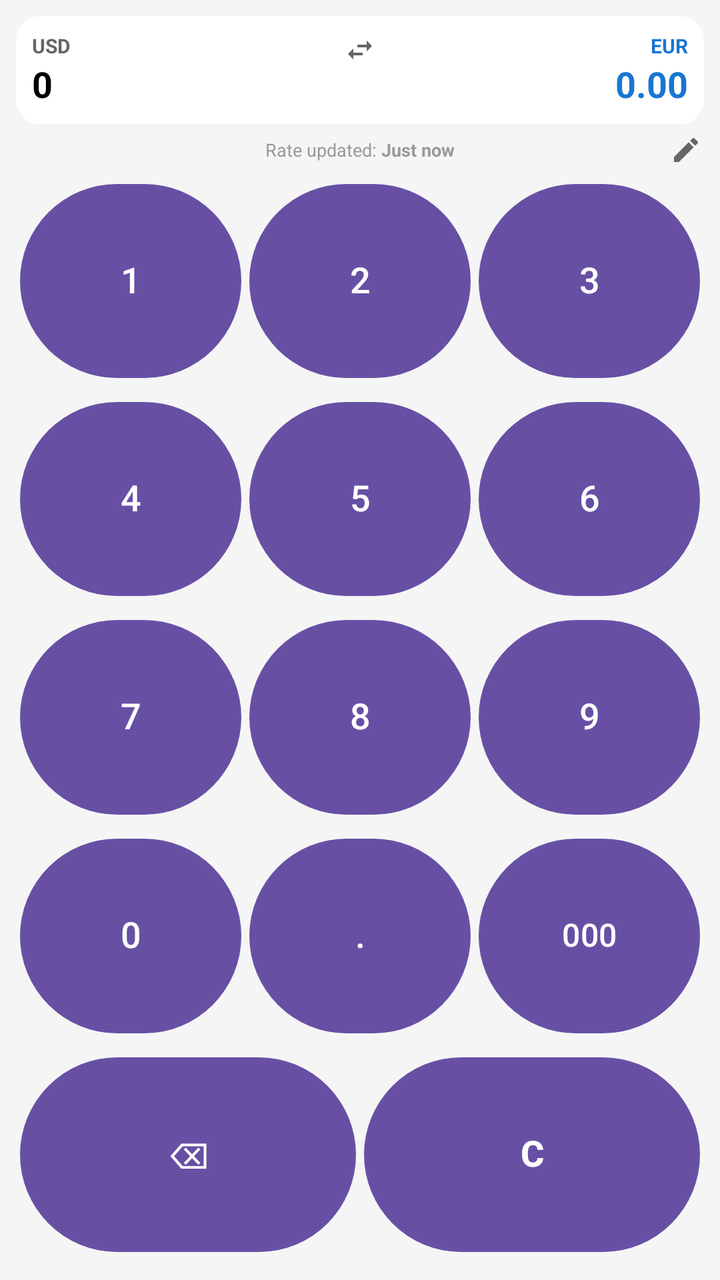
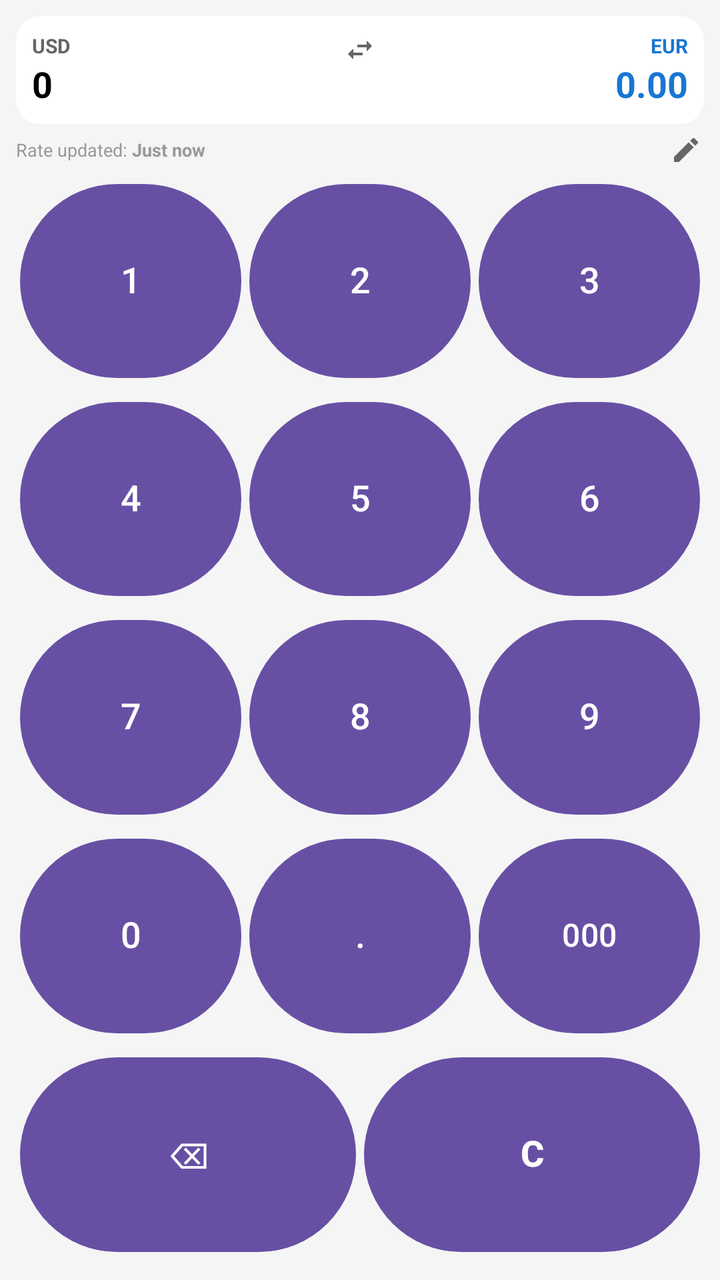

The first picture is an Android layout as it rendered before a commit; the second is the same layout after the commit. The layout source and the unified diff follow.
<!-- AndroidManifest.xml: application theme Theme.CurrencyConverterWidget -->
<!-- res/layout/widget_layout.xml -->
<?xml version="1.0" encoding="utf-8"?>
<LinearLayout xmlns:android="http://schemas.android.com/apk/res/android"
    android:id="@+id/widgetRoot"
    android:layout_width="match_parent"
    android:layout_height="match_parent"
    android:background="#F5F5F5"
    android:orientation="vertical"
    android:padding="8dp">

    
    <LinearLayout
        android:id="@+id/displayContainer"
        android:layout_width="match_parent"
        android:layout_height="wrap_content"
        android:orientation="horizontal"
        android:background="@drawable/display_background"
        android:padding="8dp"
        android:layout_marginBottom="4dp">

        
        <LinearLayout
            android:layout_width="0dp"
            android:layout_height="wrap_content"
            android:layout_weight="1"
            android:orientation="vertical">

            <TextView
                android:id="@+id/sourceCurrencyLabel"
                android:layout_width="wrap_content"
                android:layout_height="wrap_content"
                android:text="USD"
                android:textSize="10sp"
                android:textStyle="bold"
                android:textColor="#666666" />

            <TextView
                android:id="@+id/inputDisplay"
                android:layout_width="match_parent"
                android:layout_height="wrap_content"
                android:text="0"
                android:textSize="18sp"
                android:textStyle="bold"
                android:textColor="#000000" />
        </LinearLayout>

        
        <ImageButton
            android:id="@+id/btnSwap"
            android:layout_width="18dp"
            android:layout_height="18dp"
            android:layout_gravity="top"
            android:layout_marginHorizontal="2dp"
            android:layout_marginTop="0dp"
            android:src="@drawable/ic_swap"
            android:background="?android:attr/selectableItemBackgroundBorderless"
            android:scaleType="fitCenter"
            android:padding="1dp"
            android:contentDescription="Swap currencies" />

        
        <LinearLayout
            android:layout_width="0dp"
            android:layout_height="wrap_content"
            android:layout_weight="1"
            android:orientation="vertical">

            <TextView
                android:id="@+id/targetCurrencyLabel"
                android:layout_width="match_parent"
                android:layout_height="wrap_content"
                android:text="EUR"
                android:textSize="10sp"
                android:textStyle="bold"
                android:textColor="#1976D2"
                android:gravity="end" />

            <TextView
                android:id="@+id/outputDisplay"
                android:layout_width="match_parent"
                android:layout_height="wrap_content"
                android:text="0.00"
                android:textSize="18sp"
                android:textColor="#1976D2"
                android:textStyle="bold"
                android:gravity="end" />
        </LinearLayout>
    </LinearLayout>

    
    <FrameLayout
        android:layout_width="match_parent"
        android:layout_height="wrap_content"
        android:paddingBottom="2dp">

        <LinearLayout
            android:layout_width="wrap_content"
            android:layout_height="wrap_content"
            android:layout_gravity="center"
            android:orientation="horizontal"
            android:gravity="center">

            <TextView
                android:id="@+id/lastUpdatedLabel"
                android:layout_width="wrap_content"
                android:layout_height="wrap_content"
                android:text="Rate updated: "
                android:textSize="9sp"
                android:textColor="#999999" />

            <TextView
                android:id="@+id/lastUpdatedText"
                android:layout_width="wrap_content"
                android:layout_height="wrap_content"
                android:text="Just now"
                android:textSize="9sp"
                android:textStyle="bold"
                android:textColor="#999999" />
        </LinearLayout>

        <ImageButton
            android:id="@+id/btnEdit"
            android:layout_width="18dp"
            android:layout_height="18dp"
            android:layout_gravity="end|center_vertical"
            android:src="@drawable/ic_edit"
            android:background="?android:attr/selectableItemBackgroundBorderless"
            android:scaleType="fitCenter"
            android:padding="1dp"
            android:contentDescription="@string/edit_widget" />
    </FrameLayout>

    
    <LinearLayout
        android:layout_width="match_parent"
        android:layout_height="0dp"
        android:layout_weight="1">

        <Button
            android:id="@+id/btn1"
            style="@style/WidgetButtonStyle"
            android:layout_width="0dp"
            android:layout_height="match_parent"
            android:layout_weight="1"
            android:layout_margin="2dp"
            android:text="1"
            android:textSize="18sp" />

        <Button
            android:id="@+id/btn2"
            style="@style/WidgetButtonStyle"
            android:layout_width="0dp"
            android:layout_height="match_parent"
            android:layout_weight="1"
            android:layout_margin="2dp"
            android:text="2"
            android:textSize="18sp" />

        <Button
            android:id="@+id/btn3"
            style="@style/WidgetButtonStyle"
            android:layout_width="0dp"
            android:layout_height="match_parent"
            android:layout_weight="1"
            android:layout_margin="2dp"
            android:text="3"
            android:textSize="18sp" />
    </LinearLayout>

    
    <LinearLayout
        android:layout_width="match_parent"
        android:layout_height="0dp"
        android:layout_weight="1">

        <Button
            android:id="@+id/btn4"
            style="@style/WidgetButtonStyle"
            android:layout_width="0dp"
            android:layout_height="match_parent"
            android:layout_weight="1"
            android:layout_margin="2dp"
            android:text="4"
            android:textSize="18sp" />

        <Button
            android:id="@+id/btn5"
            style="@style/WidgetButtonStyle"
            android:layout_width="0dp"
            android:layout_height="match_parent"
            android:layout_weight="1"
            android:layout_margin="2dp"
            android:text="5"
            android:textSize="18sp" />

        <Button
            android:id="@+id/btn6"
            style="@style/WidgetButtonStyle"
            android:layout_width="0dp"
            android:layout_height="match_parent"
            android:layout_weight="1"
            android:layout_margin="2dp"
            android:text="6"
            android:textSize="18sp" />
    </LinearLayout>

    
    <LinearLayout
        android:layout_width="match_parent"
        android:layout_height="0dp"
        android:layout_weight="1">

        <Button
            android:id="@+id/btn7"
            style="@style/WidgetButtonStyle"
            android:layout_width="0dp"
            android:layout_height="match_parent"
            android:layout_weight="1"
            android:layout_margin="2dp"
            android:text="7"
            android:textSize="18sp" />

        <Button
            android:id="@+id/btn8"
            style="@style/WidgetButtonStyle"
            android:layout_width="0dp"
            android:layout_height="match_parent"
            android:layout_weight="1"
            android:layout_margin="2dp"
            android:text="8"
            android:textSize="18sp" />

        <Button
            android:id="@+id/btn9"
            style="@style/WidgetButtonStyle"
            android:layout_width="0dp"
            android:layout_height="match_parent"
            android:layout_weight="1"
            android:layout_margin="2dp"
            android:text="9"
            android:textSize="18sp" />
    </LinearLayout>

    
    <LinearLayout
        android:layout_width="match_parent"
        android:layout_height="0dp"
        android:layout_weight="1">

        <Button
            android:id="@+id/btn0"
            style="@style/WidgetButtonStyle"
            android:layout_width="0dp"
            android:layout_height="match_parent"
            android:layout_weight="1"
            android:layout_margin="2dp"
            android:text="0"
            android:textSize="18sp" />

        <Button
            android:id="@+id/btnDot"
            style="@style/WidgetButtonStyle"
            android:layout_width="0dp"
            android:layout_height="match_parent"
            android:layout_weight="1"
            android:layout_margin="2dp"
            android:text="."
            android:textSize="18sp" />

        <Button
            android:id="@+id/btn000"
            style="@style/WidgetButtonStyle"
            android:layout_width="0dp"
            android:layout_height="match_parent"
            android:layout_weight="1"
            android:layout_margin="2dp"
            android:text="000"
            android:textSize="16sp" />
    </LinearLayout>

    
    <LinearLayout
        android:layout_width="match_parent"
        android:layout_height="0dp"
        android:layout_weight="1">

        <Button
            android:id="@+id/btnBackspace"
            style="@style/WidgetButtonStyle"
            android:layout_width="0dp"
            android:layout_height="match_parent"
            android:layout_weight="1"
            android:layout_margin="2dp"
            android:text="⌫"
            android:textSize="18sp"
            android:gravity="center"
            android:paddingTop="0dp"
            android:paddingBottom="0dp" />

        <Button
            android:id="@+id/btnClear"
            style="@style/WidgetButtonStyle"
            android:layout_width="0dp"
            android:layout_height="match_parent"
            android:layout_weight="1"
            android:layout_margin="2dp"
            android:text="C"
            android:textSize="18sp"
            android:textStyle="bold" />
    </LinearLayout>

</LinearLayout>
<!-- resources referenced by this layout -->
<resources>
  <!-- drawable display_background (drawable) -->
  <?xml version="1.0" encoding="utf-8"?>
  <shape xmlns:android="http://schemas.android.com/apk/res/android"
      android:shape="rectangle">
      <solid android:color="#FFFFFF" />
      <corners android:radius="12dp" />
  </shape>
  <!-- drawable ic_edit (drawable) -->
  <?xml version="1.0" encoding="utf-8"?>
  <vector xmlns:android="http://schemas.android.com/apk/res/android"
      android:width="24dp"
      android:height="24dp"
      android:viewportWidth="24"
      android:viewportHeight="24">
      <path
          android:fillColor="#666666"
          android:pathData="M3,17.25V21h3.75L17.81,9.94l-3.75,-3.75L3,17.25zM20.71,7.04c0.39,-0.39 0.39,-1.02 0,-1.41l-2.34,-2.34c-0.39,-0.39 -1.02,-0.39 -1.41,0l-1.83,1.83 3.75,3.75 1.83,-1.83z"/>
  </vector>
  <!-- drawable ic_swap (drawable) -->
  <?xml version="1.0" encoding="utf-8"?>
  <vector xmlns:android="http://schemas.android.com/apk/res/android"
      android:width="24dp"
      android:height="24dp"
      android:viewportWidth="24"
      android:viewportHeight="24">
      
      <path
          android:fillColor="#666666"
          android:pathData="M6.99,11L3,15l3.99,4v-3H14v-2H6.99v-3zM21,9l-3.99,-4v3H10v2h7.01v3L21,9z"/>
  </vector>
  <string name="edit_widget">Edit widget</string>
  <style name="WidgetButtonStyle">
          <item name="android:gravity">center</item>
          <item name="android:textAlignment">center</item>
          <item name="android:padding">0dp</item>
          <item name="android:includeFontPadding">false</item>
          <item name="android:minHeight">0dp</item>
          <item name="android:minWidth">0dp</item>
      </style>
  <style name="Theme.CurrencyConverterWidget" parent="Base.Theme.CurrencyConverterWidget" />
  <style name="Base.Theme.CurrencyConverterWidget" parent="Theme.Material3.DayNight.NoActionBar">
          
          
      </style>
</resources>

<!-- the commit's change to res/layout/widget_layout.xml (unified diff, before → after) -->
@@ -40,7 +40,9 @@
                 android:text="0"
                 android:textSize="18sp"
                 android:textStyle="bold"
-                android:textColor="#000000" />
+                android:textColor="#000000"
+                android:maxLines="1"
+                android:ellipsize="none" />
         </LinearLayout>
 
         
@@ -82,22 +84,26 @@
                 android:textSize="18sp"
                 android:textColor="#1976D2"
                 android:textStyle="bold"
-                android:gravity="end" />
+                android:gravity="end"
+                android:maxLines="1"
+                android:ellipsize="none" />
         </LinearLayout>
     </LinearLayout>
 
     
-    <FrameLayout
+    <LinearLayout
         android:layout_width="match_parent"
         android:layout_height="wrap_content"
+        android:orientation="horizontal"
+        android:gravity="center_vertical"
         android:paddingBottom="2dp">
 
         <LinearLayout
-            android:layout_width="wrap_content"
+            android:layout_width="0dp"
             android:layout_height="wrap_content"
-            android:layout_gravity="center"
+            android:layout_weight="1"
             android:orientation="horizontal"
-            android:gravity="center">
+            android:gravity="center_vertical|start">
 
             <TextView
                 android:id="@+id/lastUpdatedLabel"
@@ -105,7 +111,8 @@
                 android:layout_height="wrap_content"
                 android:text="Rate updated: "
                 android:textSize="9sp"
-                android:textColor="#999999" />
+                android:textColor="#999999"
+                android:maxLines="1" />
 
             <TextView
                 android:id="@+id/lastUpdatedText"
@@ -114,20 +121,21 @@
                 android:text="Just now"
                 android:textSize="9sp"
                 android:textStyle="bold"
-                android:textColor="#999999" />
+                android:textColor="#999999"
+                android:maxLines="1" />
         </LinearLayout>
 
         <ImageButton
             android:id="@+id/btnEdit"
             android:layout_width="18dp"
             android:layout_height="18dp"
-            android:layout_gravity="end|center_vertical"
+            android:layout_marginStart="6dp"
             android:src="@drawable/ic_edit"
             android:background="?android:attr/selectableItemBackgroundBorderless"
             android:scaleType="fitCenter"
             android:padding="1dp"
             android:contentDescription="@string/edit_widget" />
-    </FrameLayout>
+    </LinearLayout>
 
     
     <LinearLayout
